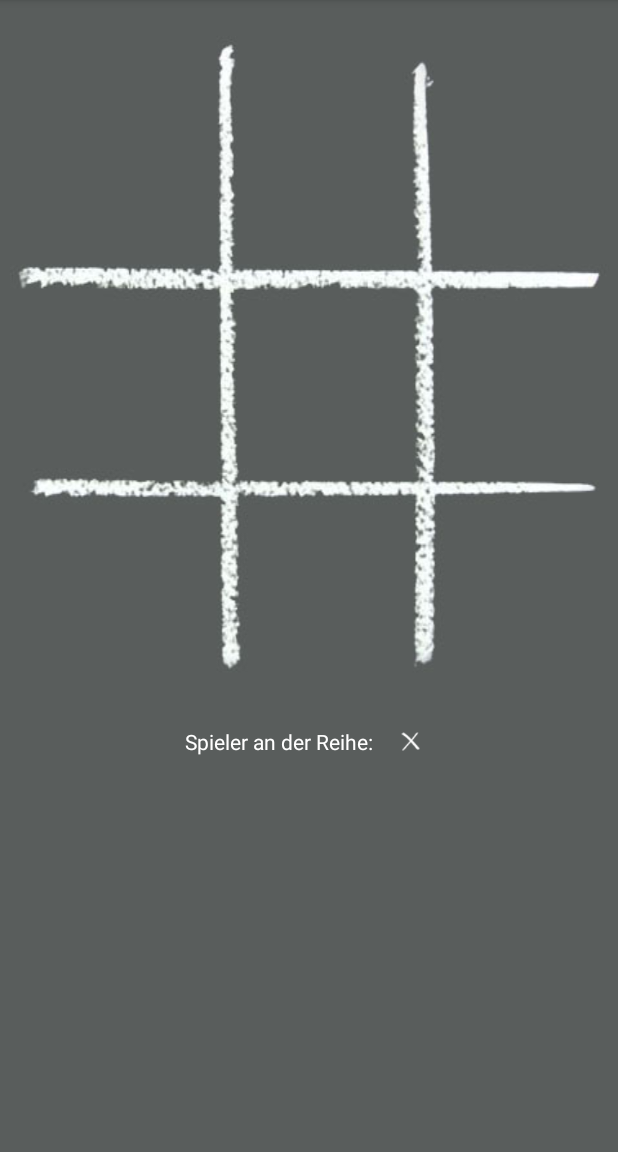
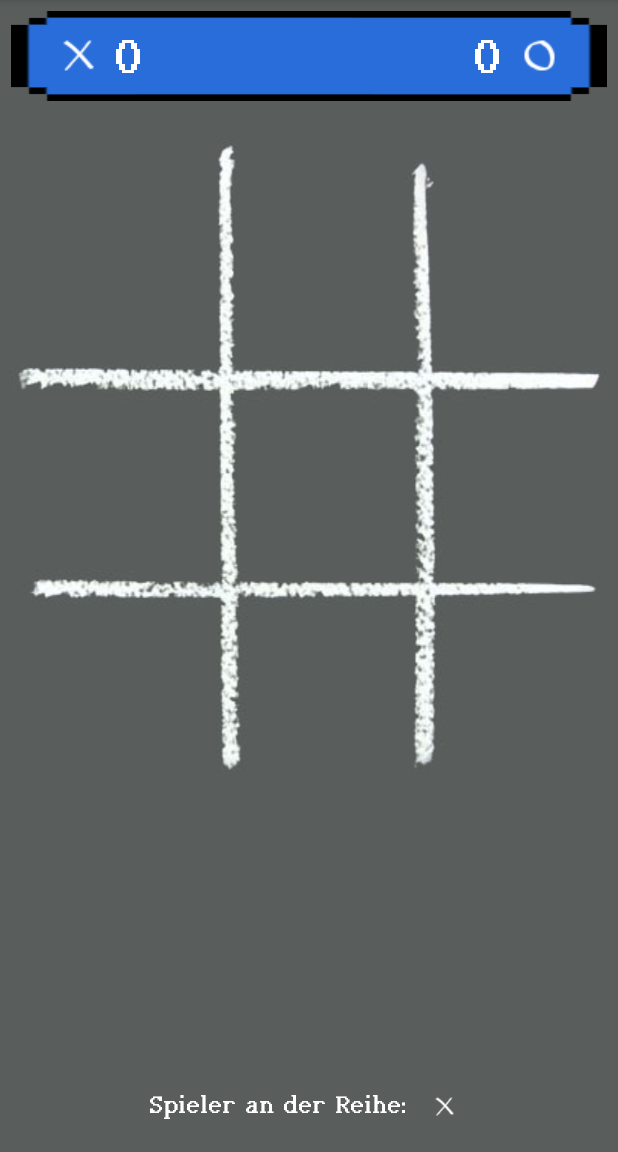
Before and after one commit to eva234/TicTacToeJonas, an Android app: the MainActivity screen opened directly, with no data from a screen before it, on a phone screen of 412 x 824 dp, the part 84-1236 px from its top. Run offline under Robolectric (Android 15) with nearby library versions, the phone set to English and light mode, and no system bars; 1 statement that could not run was skipped.

Commit message:
Spiel logic funktioniert

```diff
--- a/app/src/main/java/com/example/teamrocket/tictactoe/MainActivity.java
+++ b/app/src/main/java/com/example/teamrocket/tictactoe/MainActivity.java
@@ -3,12 +3,14 @@ package com.example.teamrocket.tictactoe;
 import android.app.AlertDialog;
 import android.content.DialogInterface;
 import android.content.Intent;
+import android.graphics.Typeface;
 import android.support.v7.app.AppCompatActivity;
 import android.os.Bundle;
 import android.util.Log;
 import android.view.View;
 import android.widget.Button;
 import android.widget.ImageView;
+import android.widget.TextView;
 import android.widget.Toast;
 
 public class MainActivity extends AppCompatActivity {
@@ -37,6 +39,8 @@ public class MainActivity extends AppCompatActivity {
     Button button8;
     Button button9;
     ImageView playerSymbol;
+    TextView counterPlayer1;
+    TextView counterPlayer2;
 
     @Override
     protected void onCreate(Bundle savedInstanceState) {
@@ -90,8 +94,24 @@ public class MainActivity extends AppCompatActivity {
         button8 = (Button) findViewById(R.id.button8);
         button9 = (Button) findViewById(R.id.button9);
         playerSymbol = (ImageView) findViewById(R.id.playerSymbol);
+        playerSymbol.setImageDrawable(getDrawable(symbolPlayer1));
+        ImageView imageViewSymbol1 = (ImageView) findViewById(R.id.firstPlayerSymbolCounter);
+        ImageView imageViewSymbol2 = (ImageView) findViewById(R.id.secondPlayerSymbolCounter);
+        imageViewSymbol1.setImageDrawable(getDrawable(symbolPlayer1));
+        imageViewSymbol2.setImageDrawable(getDrawable(symbolPlayer2));
+        counterPlayer1 = (TextView)findViewById(R.id.fistPlayerCounterText);
+        counterPlayer2 = (TextView)findViewById(R.id.secondPlayerCounterText);
+        counterPlayer1.setText("" + gamesWon[0]);
+        counterPlayer2.setText("" + gamesWon[1]);
 
-        playerSymbol.setImageDrawable(getDrawable(symbolPlayer1));
+        Typeface customTypeface = Typeface.createFromAsset(this.getAssets(), getString(R.string.Goethe));
+        TextView firstPlayerCounter = (TextView) findViewById(R.id.fistPlayerCounterText);
+        firstPlayerCounter.setTypeface(customTypeface);
+        TextView secondPlayerCounter = (TextView) findViewById(R.id.secondPlayerCounterText);
+        secondPlayerCounter.setTypeface(customTypeface);
+        TextView playersTurnText = (TextView) findViewById(R.id.playersTurnText);
+        playersTurnText.setTypeface(customTypeface);
+
 
         View.OnClickListener buttonListener = new View.OnClickListener() {
             @Override
@@ -127,12 +147,14 @@ public class MainActivity extends AppCompatActivity {
 
                 if(checkEndGame()){
                     gamesPlayed++;
+                    updatePlayerCounter();
                     if(!checkIfGameOver()){
                         new AlertDialog.Builder(MainActivity.this)
                                 .setMessage("Nächste Runde")
                                 .setNeutralButton("Ok", new DialogInterface.OnClickListener() {
                                     public void onClick(DialogInterface dialog, int which) {
                                         cleanGame();
+
                                     }
                                 })
                                 .show();
@@ -150,6 +172,11 @@ public class MainActivity extends AppCompatActivity {
         button7.setOnClickListener(buttonListener);
         button8.setOnClickListener(buttonListener);
         button9.setOnClickListener(buttonListener);
+    }
+
+    private void updatePlayerCounter() {
+        counterPlayer1.setText("" + gamesWon[0]);
+        counterPlayer2.setText("" + gamesWon[1]);
     }
 
     private boolean checkIfGameOver() {
@@ -204,7 +231,7 @@ public class MainActivity extends AppCompatActivity {
                 .setMessage(message+"\nWillst du nochmal spielen?")
                 .setPositiveButton("Ja", new DialogInterface.OnClickListener() {
                     public void onClick(DialogInterface dialog, int which) {
-                        cleanGame();
+                        cleanAfterGameOver();
                     }
                 })
                 .setNegativeButton("Abbrechen", new DialogInterface.OnClickListener() {
@@ -256,7 +283,6 @@ public class MainActivity extends AppCompatActivity {
     }
 
     public void cleanGame() {
-        player = 0;
         iconsSet = 0;
 
 
@@ -279,7 +305,14 @@ public class MainActivity extends AppCompatActivity {
         button7.setText("");
         button8.setText("");
         button9.setText("");
-        playerSymbol.setImageDrawable(getDrawable(symbolPlayer1));
+        if(gamesPlayed%2!=0){
+            playerSymbol.setImageDrawable(getDrawable(symbolPlayer2));
+            player = 1;
+        }else {
+            playerSymbol.setImageDrawable(getDrawable(symbolPlayer1));
+            player = 0;
+        }
+
 
         for(int i=0; i<=2; i++) {
             for(int j=0; j<=2; j++) {
@@ -287,5 +320,15 @@ public class MainActivity extends AppCompatActivity {
             }
         }
     }
+    private void cleanAfterGameOver(){
+        Log.i("####","cleanAfterGameOver");
+        gamesWon[0] = 0;
+        gamesWon[1] = 0;
+        counterPlayer1.setText("" + gamesWon[0]);
+        counterPlayer2.setText("" + gamesWon[1]);
+        gamesPlayed = 0;
+        cleanGame();
+
+    }
 
 }
--- a/app/src/main/java/com/example/teamrocket/tictactoe/MenuActivity.java
+++ b/app/src/main/java/com/example/teamrocket/tictactoe/MenuActivity.java
@@ -26,12 +26,13 @@ public class MenuActivity extends AppCompatActivity {
         setContentView(R.layout.activity_menu);
 
         firstPlayer = (Spinner) findViewById(R.id.spinner1);
-        Integer[] items = new Integer[]{R.drawable.rsz_tic_tac_toe_o, R.drawable.rsz_tic_tac_toe_x, R.drawable.rsz_tic_tac_toe_star};
+        Integer[] items = new Integer[]{R.drawable.rsz_tic_tac_toe_x, R.drawable.rsz_tic_tac_toe_o, R.drawable.rsz_tic_tac_toe_star};
         adapter1 = new SimpleSpinnerAdapter(this, items);
         firstPlayer.setAdapter(adapter1);
 
         secondPlayer = (Spinner) findViewById(R.id.spinner2);
-        adapter2 = new SimpleSpinnerAdapter(this, items);
+        Integer[] items2 = new Integer[]{R.drawable.rsz_tic_tac_toe_o, R.drawable.rsz_tic_tac_toe_x, R.drawable.rsz_tic_tac_toe_star};
+        adapter2 = new SimpleSpinnerAdapter(this, items2);
         adapter2.setDropDownViewResource(R.layout.support_simple_spinner_dropdown_item);
         secondPlayer.setAdapter(adapter2);
 
--- a/app/src/main/res/layout/activity_main.xml
+++ b/app/src/main/res/layout/activity_main.xml
@@ -6,6 +6,59 @@
     android:layout_width="match_parent"
     android:layout_height="match_parent"
     tools:context="com.example.teamrocket.tictactoe.MainActivity">
+
+    <RelativeLayout
+        android:id="@+id/gameCounter"
+        android:layout_width="match_parent"
+        android:layout_height="60dp"
+        android:background="@drawable/spielerwahl"
+        android:paddingLeft="20dp"
+        android:paddingRight="20dp"
+        android:layout_marginLeft="7dp"
+        android:layout_marginRight="7dp"
+        android:layout_marginTop="7dp">
+
+        <LinearLayout
+            android:layout_width="wrap_content"
+            android:layout_height="wrap_content"
+            android:layout_alignParentLeft="true"
+            android:layout_centerVertical="true">
+            <ImageView
+                android:id="@+id/firstPlayerSymbolCounter"
+                android:layout_width="50dp"
+                android:layout_height="50dp" />
+
+            <TextView
+                android:id="@+id/fistPlayerCounterText"
+                android:layout_width="wrap_content"
+                android:layout_height="wrap_content"
+                android:textSize="40dp"
+                android:textColor="@android:color/white"
+                android:layout_gravity="center_vertical"
+                android:paddingTop="5dp"/>
+        </LinearLayout>
+
+        <LinearLayout
+            android:layout_width="wrap_content"
+            android:layout_height="wrap_content"
+            android:layout_alignParentRight="true"
+            android:layout_centerVertical="true">
+            <TextView
+                android:id="@+id/secondPlayerCounterText"
+                android:layout_width="wrap_content"
+                android:layout_height="wrap_content"
+                android:textSize="40dp"
+                android:layout_gravity="center_vertical"
+                android:paddingTop="5dp"
+                android:textColor="@android:color/white"/>
+
+            <ImageView
+                android:id="@+id/secondPlayerSymbolCounter"
+                android:layout_width="50dp"
+                android:layout_height="50dp" />
+        </LinearLayout>
+
+    </RelativeLayout>
 
     <GridLayout
         android:id="@+id/gamegrid"
@@ -17,7 +70,10 @@
         android:paddingTop="50dp"
         android:paddingLeft="25dp"
         android:paddingRight="5dp"
-        android:paddingBottom="15dp">
+        android:paddingBottom="15dp"
+        android:layout_below="@id/gameCounter"
+        android:layout_marginBottom="50dp"
+        >
 
         <Button
             android:id="@+id/button1"
@@ -117,43 +173,20 @@
 
     </GridLayout>
 
+
+
     <LinearLayout
         android:layout_width="wrap_content"
         android:layout_height="wrap_content"
-        android:layout_above="@id/gamegrid">
-        <ImageView
-            android:id="@+id/firstPlayerSymbolCounter"
-            android:layout_width="wrap_content"
-            android:layout_height="wrap_content" />
-
-        <TextView
-            android:id="@+id/fistPlayerCounterText"
-            android:layout_width="wrap_content"
-            android:layout_height="wrap_content" />
-
-        <TextView
-            android:id="@+id/secondPlayerCounterText"
-            android:layout_width="wrap_content"
-            android:layout_height="wrap_content" />
-
-        <ImageView
-            android:id="@+id/secondPlayerSymbolCounter"
-            android:layout_width="wrap_content"
-            android:layout_height="wrap_content" />
-
-    </LinearLayout>
-
-    <LinearLayout
-    android:layout_width="wrap_content"
-    android:layout_height="wrap_content"
-    android:layout_centerHorizontal="true"
-    android:layout_below="@id/gamegrid"
-    android:layout_marginBottom="15dp">
+        android:layout_centerHorizontal="true"
+        android:layout_alignParentBottom="true"
+        android:layout_marginBottom="15dp">
         <TextView
             android:id="@+id/playersTurnText"
             android:layout_width="wrap_content"
             android:layout_height="wrap_content"
             android:textColor="#ffffff"
+            android:textSize="20dp"
             android:text="Spieler an der Reihe:"
             android:layout_gravity="center_vertical"
             />
--- a/app/src/main/res/layout/activity_menu.xml
+++ b/app/src/main/res/layout/activity_menu.xml
@@ -34,7 +34,8 @@
             android:layout_width="wrap_content"
             android:layout_height="wrap_content"
             android:layout_weight="1"
-            android:textSize="30dp"
+            android:textSize="25dp"
+            android:textColor="@android:color/white"
             android:layout_gravity="center_vertical"
             android:text="@string/player1" />
 
@@ -65,7 +66,8 @@
             android:layout_width="wrap_content"
             android:layout_height="wrap_content"
             android:layout_weight="1"
-            android:textSize="30dp"
+            android:textSize="25dp"
+            android:textColor="@android:color/white"
             android:layout_gravity="center_vertical"
             android:text="@string/player2" />
 
```
Also changed, not shown: app/src/main/res/drawable/background_menu.png, app/src/main/res/drawable/spielerwahl.png.
